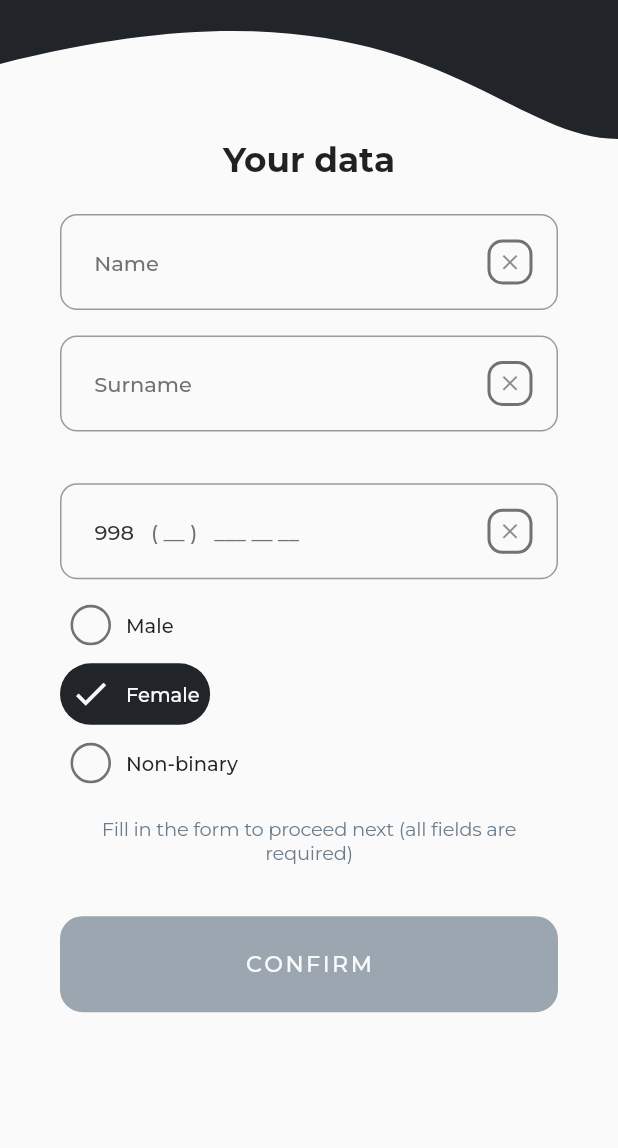
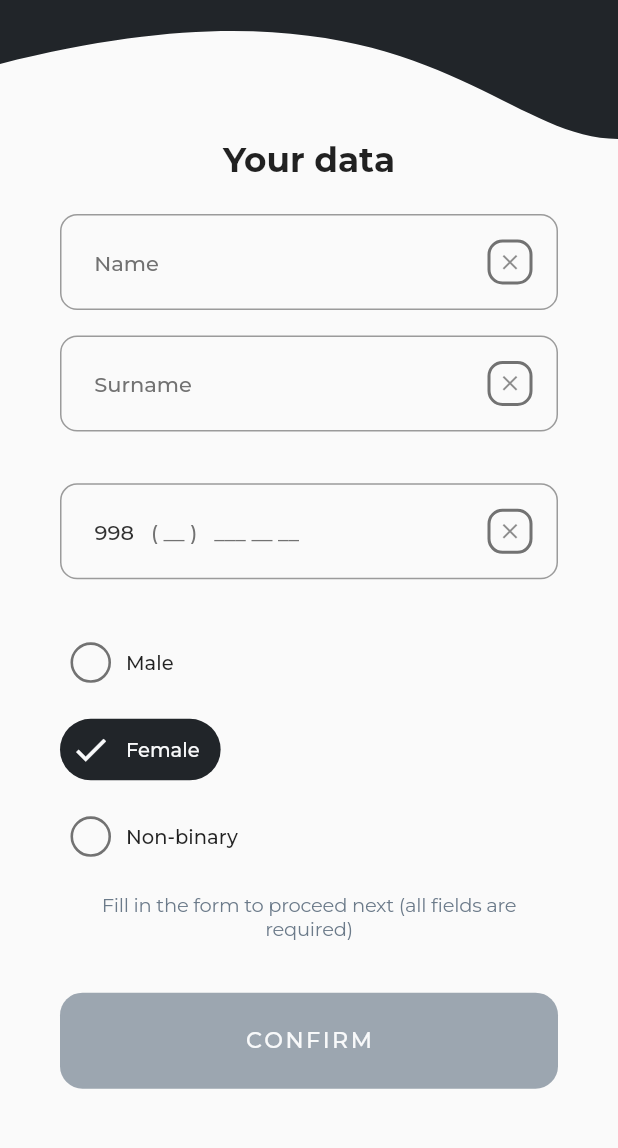
Before and after one commit to Mukhammad1999/show_upp_master, a Flutter app: the MasterFormRegistration screen opened by its route, on a phone screen of 412 x 824 dp, the part 56-1204 px from its top. Run offline on Flutter 3.47's test engine with Material 2 defaults, Android fonts, the phone set to English and light mode, and no system bars; our stand-ins replace bloc, dio, easy_localization, equatable, flutter_bloc, flutter_modular and 2 more; missing offline and left inert: mask_input_formatter; project files that could hold a hidden picture were left out.

Commit message:
i just flipped the switch

```diff
--- a/master_app/lib/features/auth/presentation/pages/master_app_form.dart
+++ b/master_app/lib/features/auth/presentation/pages/master_app_form.dart
@@ -101,14 +101,14 @@ class MasterFormRegistration extends StatelessWidget {
                     },
                   ),
                   const SizedBox(
-                    height: 10,
+                    height: 35,
                   ),
                   Column(
                     crossAxisAlignment: CrossAxisAlignment.start,
                     children: List.generate(
                       Gender.values.length,
                       (index) => Padding(
-                        padding: const EdgeInsets.only(bottom: 5),
+                        padding: const EdgeInsets.only(bottom: 17),
                         child: GestureDetector(
                           onTap: () {
                             masterBloc.add(
@@ -127,9 +127,6 @@ class MasterFormRegistration extends StatelessWidget {
                         ),
                       ),
                     ),
-                  ),
-                  const SizedBox(
-                    height: 10,
                   ),
                   Text(
                     'fill_in_master_form_description'.tr(),
@@ -153,6 +150,9 @@ class MasterFormRegistration extends StatelessWidget {
                             ? () {}
                             : null,
                   ),
+                  const SizedBox(
+                    height: 10,
+                  ),
                 ],
               );
             },
--- a/master_app/lib/features/auth/presentation/widgets/gender_radio_button.dart
+++ b/master_app/lib/features/auth/presentation/widgets/gender_radio_button.dart
@@ -53,13 +53,16 @@ class SelectedRadioButton extends StatelessWidget {
           const SizedBox(
             width: 10,
           ),
-          Text(
-            title,
-            style: AppTypography.smallText.copyWith(
-              color: Theme.of(context).backgroundColor,
+          Padding(
+            padding: const EdgeInsets.only(right: 7.0),
+            child: Text(
+              title,
+              style: AppTypography.smallText.copyWith(
+                color: Theme.of(context).backgroundColor,
+              ),
+              maxLines: 1,
+              overflow: TextOverflow.ellipsis,
             ),
-            maxLines: 1,
-            overflow: TextOverflow.ellipsis,
           )
         ],
       ),
```
